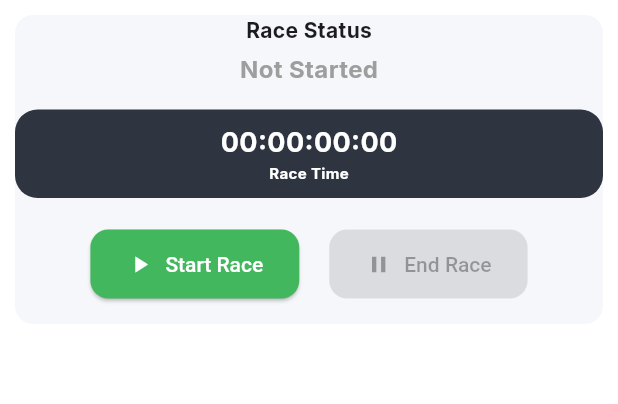
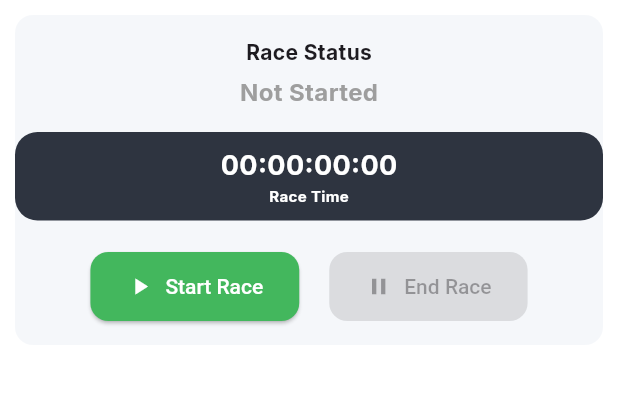
Before and after one commit to net-specter/TriTrack, a Flutter app: the screen it shows after launch, on a phone screen of 412 x 824 dp, the part 84-488 px from its top. Run offline on Flutter 3.47's test engine with Material 3 defaults, Android fonts, the phone set to English and light mode, and no system bars.

Commit message:
fix file name

```diff
--- a/frontend/lib/features/home_page/pages/home.dart
+++ b/frontend/lib/features/home_page/pages/home.dart
@@ -1,5 +1,5 @@
 import 'package:flutter/material.dart';
-import 'package:frontend/features/home_page/widgets/start-stop-race.dart';
+import 'package:frontend/features/home_page/widgets/start_stop_race.dart';
 
 class HomePage extends StatelessWidget {
   const HomePage({super.key});
--- a/frontend/lib/features/home_page/widgets/start-stop-race.dart
+++ b/frontend/lib/features/home_page/widgets/start_stop_race.dart
@@ -26,8 +26,6 @@ class _RaceTimerWidgetState extends State<RaceTimerWidget> {
   @override
   Widget build(BuildContext context) {
     return Container(
-      width: 419,
-      height: 206,
       margin: const EdgeInsets.all(10),
       decoration: BoxDecoration(
         color: const Color.fromRGBO(157, 178, 206, 0.1),
@@ -37,6 +35,7 @@ class _RaceTimerWidgetState extends State<RaceTimerWidget> {
         child: Column(
           mainAxisAlignment: MainAxisAlignment.center,
           children: [
+            const SizedBox(height: 15),
             const RaceStatusHeader(),
             const SizedBox(height: 5),
             RaceStatusText(statusText: _controller.getStatusText()),
@@ -50,6 +49,7 @@ class _RaceTimerWidgetState extends State<RaceTimerWidget> {
               onStart: () => _controller.startTimer(_onTimerTick),
               onEnd: _controller.endTimer,
             ),
+            const SizedBox(height: 15),
           ],
         ),
       ),
```
